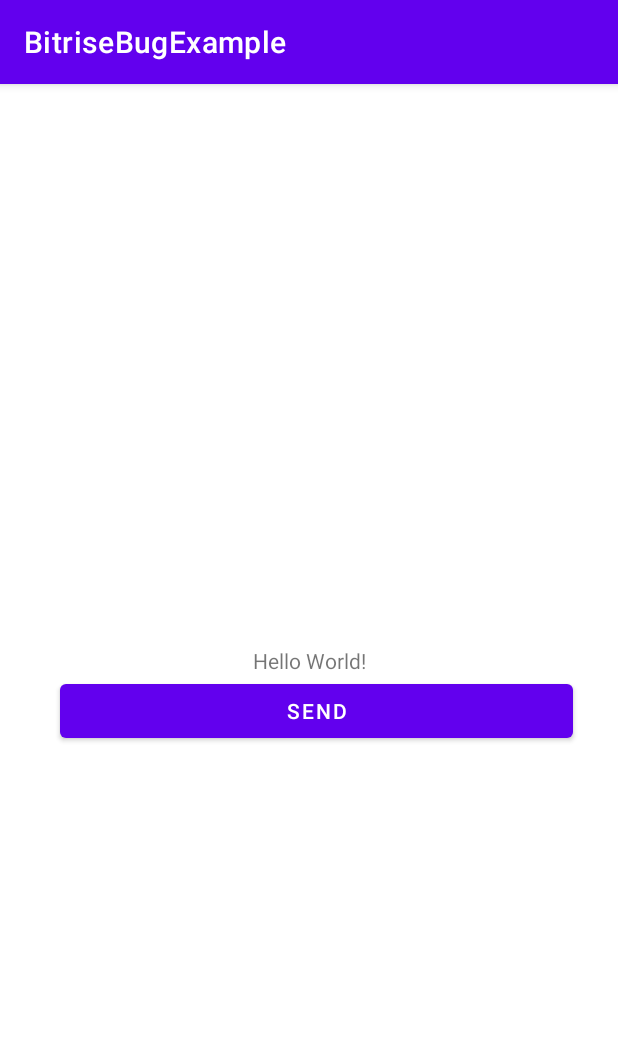
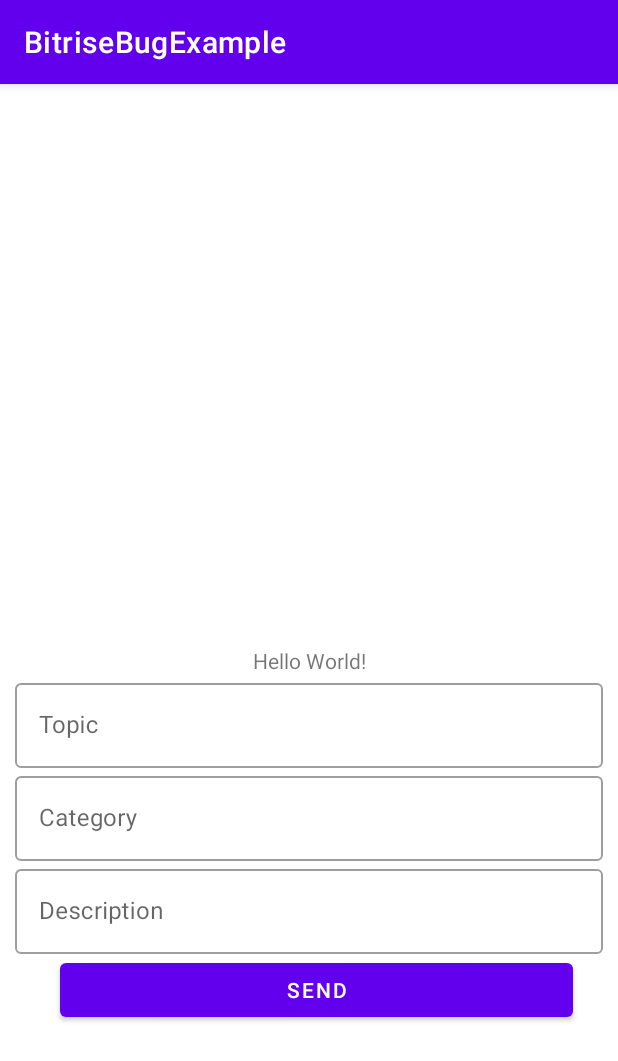
Before and after one commit to wise4rmgod/BitriseBugExample, an Android app: the screen it shows after launch (MainActivity), on a phone screen of 412 x 824 dp. Shown: the top 1061 px of the screen. Run offline under Robolectric (Android 15) with nearby library versions, the phone set to English and light mode, and no system bars.

```diff
--- a/app/src/main/java/com/dev/bitrisebugexample/MainActivity.kt
+++ b/app/src/main/java/com/dev/bitrisebugexample/MainActivity.kt
@@ -2,10 +2,18 @@ package com.dev.bitrisebugexample
 
 import androidx.appcompat.app.AppCompatActivity
 import android.os.Bundle
+import kotlinx.android.synthetic.main.activity_main.*
 
 class MainActivity : AppCompatActivity() {
     override fun onCreate(savedInstanceState: Bundle?) {
         super.onCreate(savedInstanceState)
         setContentView(R.layout.activity_main)
+
+        btn.setOnClickListener {
+            Validate.checkEmail(topic.text.toString())
+            Validate.checkLengthOfWord(description.text.toString())
+        }
+
+
     }
 }
--- a/app/src/main/res/layout/activity_main.xml
+++ b/app/src/main/res/layout/activity_main.xml
@@ -5,6 +5,7 @@
     android:layout_width="match_parent"
     android:layout_height="match_parent"
     android:orientation="horizontal"
+    android:focusableInTouchMode="true"
     tools:context=".MainActivity">
 
     <TextView
@@ -17,6 +18,61 @@
         app:layout_constraintRight_toRightOf="parent"
         app:layout_constraintTop_toTopOf="parent" />
 
+    <com.google.android.material.textfield.TextInputLayout
+        android:id="@+id/texttopic"
+        app:layout_constraintTop_toBottomOf="@id/textx"
+        android:layout_width="match_parent"
+        android:layout_height="wrap_content"
+        android:layout_marginStart="10dp"
+        android:layout_marginEnd="10dp"
+        style="@style/Widget.MaterialComponents.TextInputLayout.OutlinedBox"
+        android:hint="Topic">
+
+        <com.google.android.material.textfield.TextInputEditText
+            android:id="@+id/topic"
+            android:layout_width="match_parent"
+            android:layout_height="wrap_content"
+            />
+
+    </com.google.android.material.textfield.TextInputLayout>
+
+    <com.google.android.material.textfield.TextInputLayout
+        android:id="@+id/textcat"
+        app:layout_constraintTop_toBottomOf="@id/texttopic"
+        android:layout_width="match_parent"
+        android:layout_height="wrap_content"
+        android:layout_marginStart="10dp"
+        android:layout_marginEnd="10dp"
+        style="@style/Widget.MaterialComponents.TextInputLayout.OutlinedBox"
+        android:hint="Category">
+
+        <com.google.android.material.textfield.TextInputEditText
+            android:layout_width="match_parent"
+            android:layout_height="wrap_content"
+            />
+
+    </com.google.android.material.textfield.TextInputLayout>
+
+
+    <com.google.android.material.textfield.TextInputLayout
+        android:id="@+id/textdesc"
+        app:layout_constraintTop_toBottomOf="@id/textcat"
+        android:layout_width="match_parent"
+        android:layout_height="wrap_content"
+        android:layout_marginStart="10dp"
+        android:layout_marginEnd="10dp"
+        style="@style/Widget.MaterialComponents.TextInputLayout.OutlinedBox"
+        android:hint="Description">
+
+        <com.google.android.material.textfield.TextInputEditText
+            android:id="@+id/description"
+            android:layout_width="match_parent"
+            android:layout_height="wrap_content"
+            />
+
+    </com.google.android.material.textfield.TextInputLayout>
+
+
     <Button
         android:id="@+id/btn"
         android:layout_width="match_parent"
@@ -24,6 +80,6 @@
         android:layout_marginStart="40dp"
         android:layout_marginEnd="30dp"
         android:text="send"
-        app:layout_constraintTop_toBottomOf="@id/textx" />
+        app:layout_constraintTop_toBottomOf="@id/textdesc" />
 
 </androidx.constraintlayout.widget.ConstraintLayout>
--- a/build.gradle
+++ b/build.gradle
@@ -18,6 +18,7 @@ allprojects {
     repositories {
         google()
         jcenter()
+        mavenCentral()
     }
 }
 
```
Also changed, not shown: app/build.gradle (+12 -1 lines), app/src/main/java/com/dev/bitrisebugexample/ValidateEmail.kt (added, +24 -0 lines), 1 other file.
